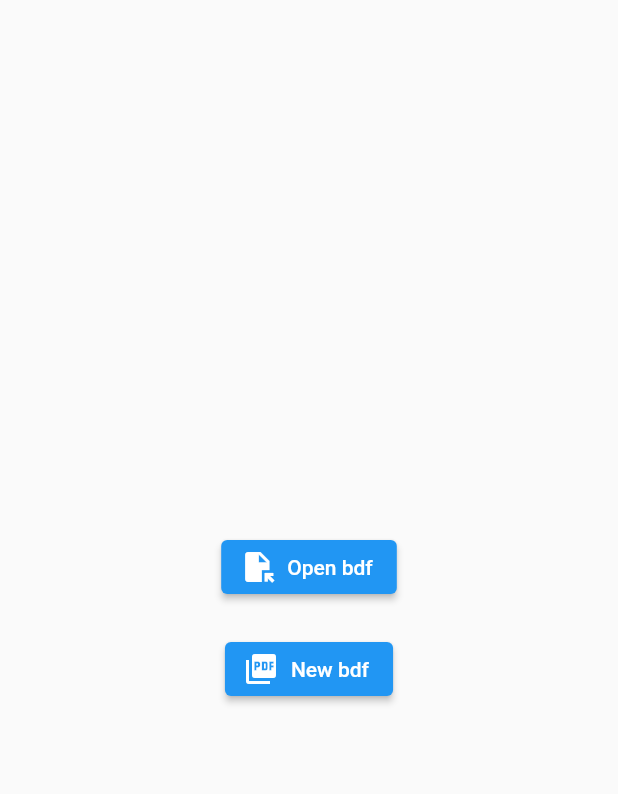
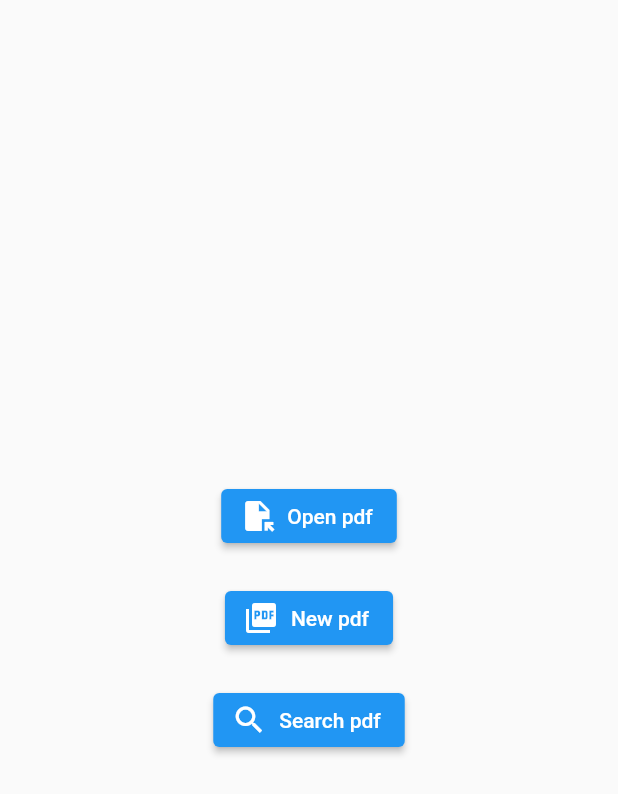
Before and after one commit to Modather-ali/flutter_training_projects, a Flutter app: the screen it shows after launch, on a phone screen of 412 x 824 dp. Shown: the top 794 px of the screen. Run offline on Flutter 3.47's test engine with Material 2 defaults, Android fonts, the phone set to English and light mode, and no system bars; our stand-ins replace pdf, permission_handler, printing; missing offline and left inert: syncfusion_flutter_pdfviewer.

Commit message:
search page

```diff
--- a/bdf_office/lib/main.dart
+++ b/bdf_office/lib/main.dart
@@ -4,6 +4,7 @@ import 'package:bdf_office/screens/pdf_viewer.dart';
 import 'package:flutter/material.dart';
 import 'package:path_provider/path_provider.dart';
 
+import 'screens/search_pdf.dart';
 import 'screens/write_pdf.dart';
 
 void main() {
@@ -48,18 +49,31 @@ class StartPage extends StatelessWidget {
                           )));
                 },
                 icon: const Icon(Icons.file_open),
-                label: const Text("Open bdf")),
+                label: const Text("Open pdf")),
             SizedBox(
               height: 20,
               width: MediaQuery.of(context).size.width,
             ),
             ElevatedButton.icon(
-                onPressed: () {
-                  Navigator.of(context).push(MaterialPageRoute(
-                      builder: (context) => const WritePdf()));
-                },
-                icon: const Icon(Icons.picture_as_pdf),
-                label: const Text("New bdf")),
+              onPressed: () {
+                Navigator.of(context).push(
+                    MaterialPageRoute(builder: (context) => const WritePdf()));
+              },
+              icon: const Icon(Icons.picture_as_pdf),
+              label: const Text("New pdf"),
+            ),
+            SizedBox(
+              height: 20,
+              width: MediaQuery.of(context).size.width,
+            ),
+            ElevatedButton.icon(
+              onPressed: () {
+                Navigator.of(context).push(
+                    MaterialPageRoute(builder: (context) => const SearchPDF()));
+              },
+              icon: const Icon(Icons.search),
+              label: const Text("Search pdf"),
+            ),
           ],
         ),
       ),
--- a/bdf_office/pubspec.yaml
+++ b/bdf_office/pubspec.yaml
@@ -40,6 +40,7 @@ dependencies:
   pdf: ^3.8.3
   path_provider: ^2.0.11
   printing: ^5.9.2
+  permission_handler: ^10.0.0
 
 dev_dependencies:
   flutter_test:
```
Also changed, not shown: bdf_office/lib/screens/search_pdf.dart (added, +78 -0 lines), bdf_office/lib/screens/write_pdf.dart (+9 -12 lines), bdf_office/pubspec.lock, 2 other files.
